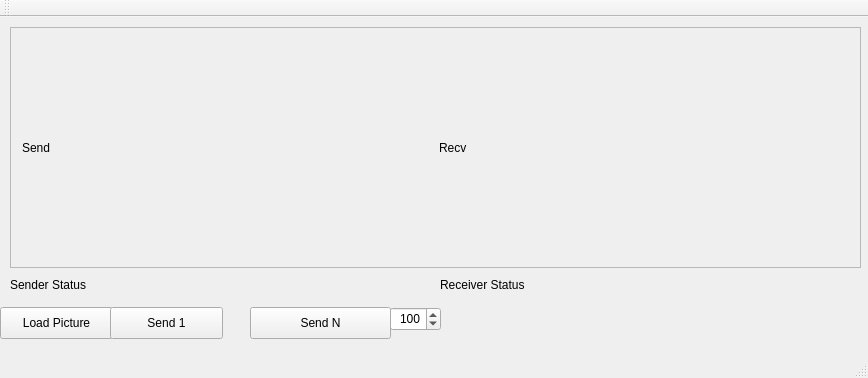
Before: the Qt Designer form Qt5 Project/zmqPix/mainwindow.ui in jmysu/zmqPix, drawn with Qt 5.
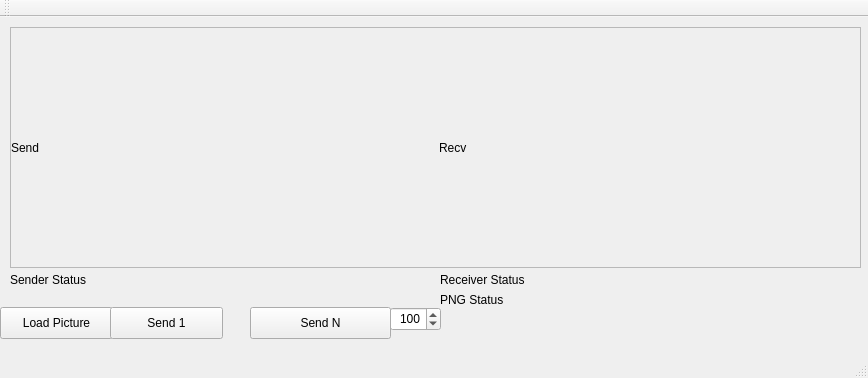
After: the same form once the commit is applied.

```diff
--- a/Qt5 Project/zmqPix/mainwindow.ui
+++ b/Qt5 Project/zmqPix/mainwindow.ui
@@ -44,7 +44,7 @@
     <property name="geometry">
      <rect>
       <x>10</x>
-      <y>260</y>
+      <y>255</y>
       <width>411</width>
       <height>16</height>
      </rect>
@@ -57,7 +57,7 @@
     <property name="geometry">
      <rect>
       <x>440</x>
-      <y>260</y>
+      <y>255</y>
       <width>411</width>
       <height>16</height>
      </rect>
@@ -82,6 +82,18 @@
      <enum>QFrame::Raised</enum>
     </property>
     <layout class="QHBoxLayout" name="horizontalLayout">
+     <property name="leftMargin">
+      <number>0</number>
+     </property>
+     <property name="topMargin">
+      <number>0</number>
+     </property>
+     <property name="rightMargin">
+      <number>0</number>
+     </property>
+     <property name="bottomMargin">
+      <number>0</number>
+     </property>
      <item>
       <widget class="QLabel" name="labelPixSend">
        <property name="text">
@@ -136,6 +148,19 @@
      <string>Send N</string>
     </property>
    </widget>
+   <widget class="QLabel" name="labelStatusPng">
+    <property name="geometry">
+     <rect>
+      <x>440</x>
+      <y>275</y>
+      <width>411</width>
+      <height>16</height>
+     </rect>
+    </property>
+    <property name="text">
+     <string>PNG Status</string>
+    </property>
+   </widget>
   </widget>
   <widget class="QMenuBar" name="menuBar">
    <property name="geometry">
```
